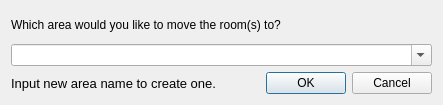
The window that src/ui/set_room_area.ui (Mudlet/Mudlet) describes before a commit, drawn with Qt 5.
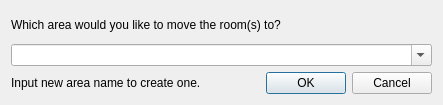
The same window after the commit.

Commit message: make info label smaller

```diff
--- a/src/ui/set_room_area.ui
+++ b/src/ui/set_room_area.ui
@@ -32,11 +32,6 @@
     <layout class="QHBoxLayout" name="layout_footer">
      <item>
       <widget class="QLabel" name="label_info">
-       <property name="font">
-        <font>
-         <pointsize>10</pointsize>
-        </font>
-       </property>
        <property name="text">
         <string>Input new area name to create one.</string>
        </property>
```
The commit also changes 1 other file.
